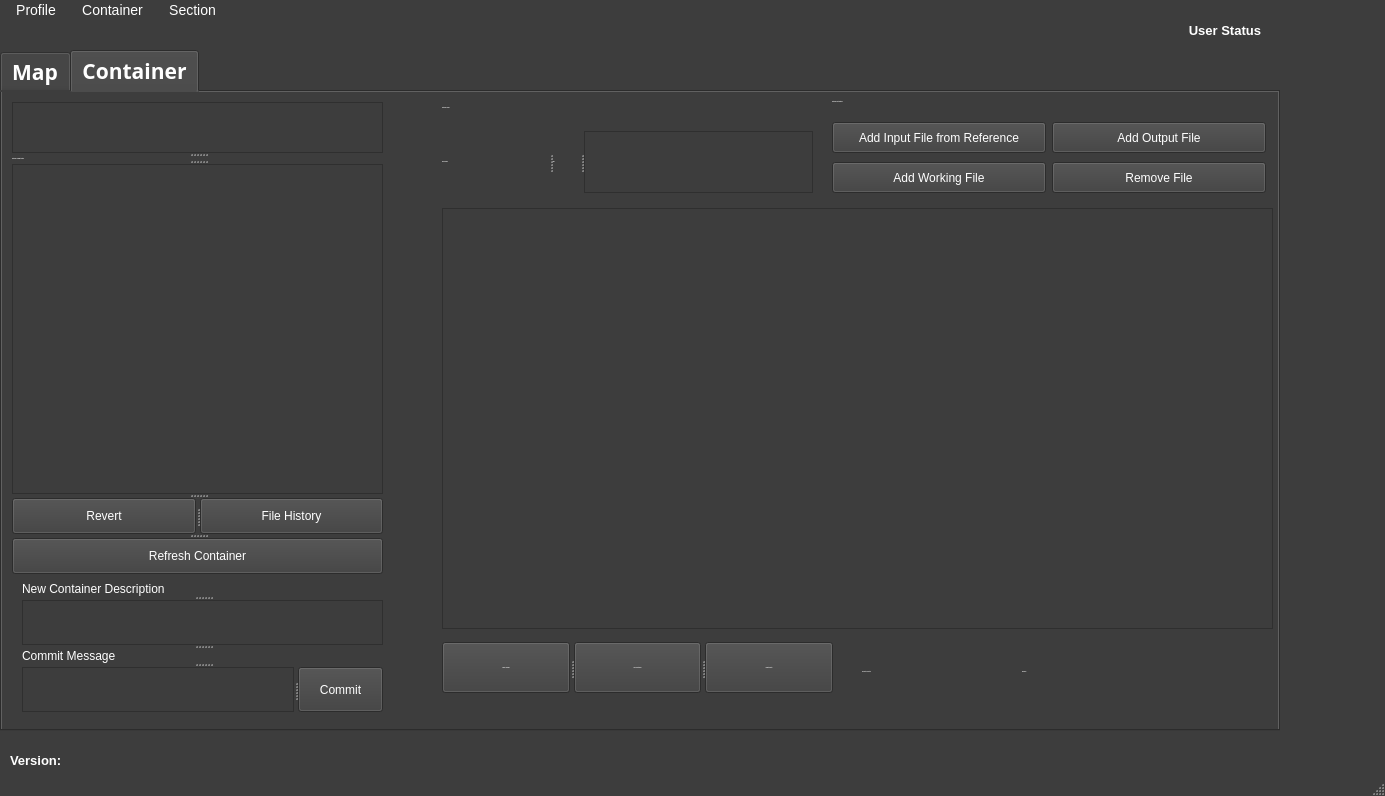
This is Graphics/UI/SagaGui.ui in inexplicable01/saga as Qt 5 draws it before an edit. The edited form follows.
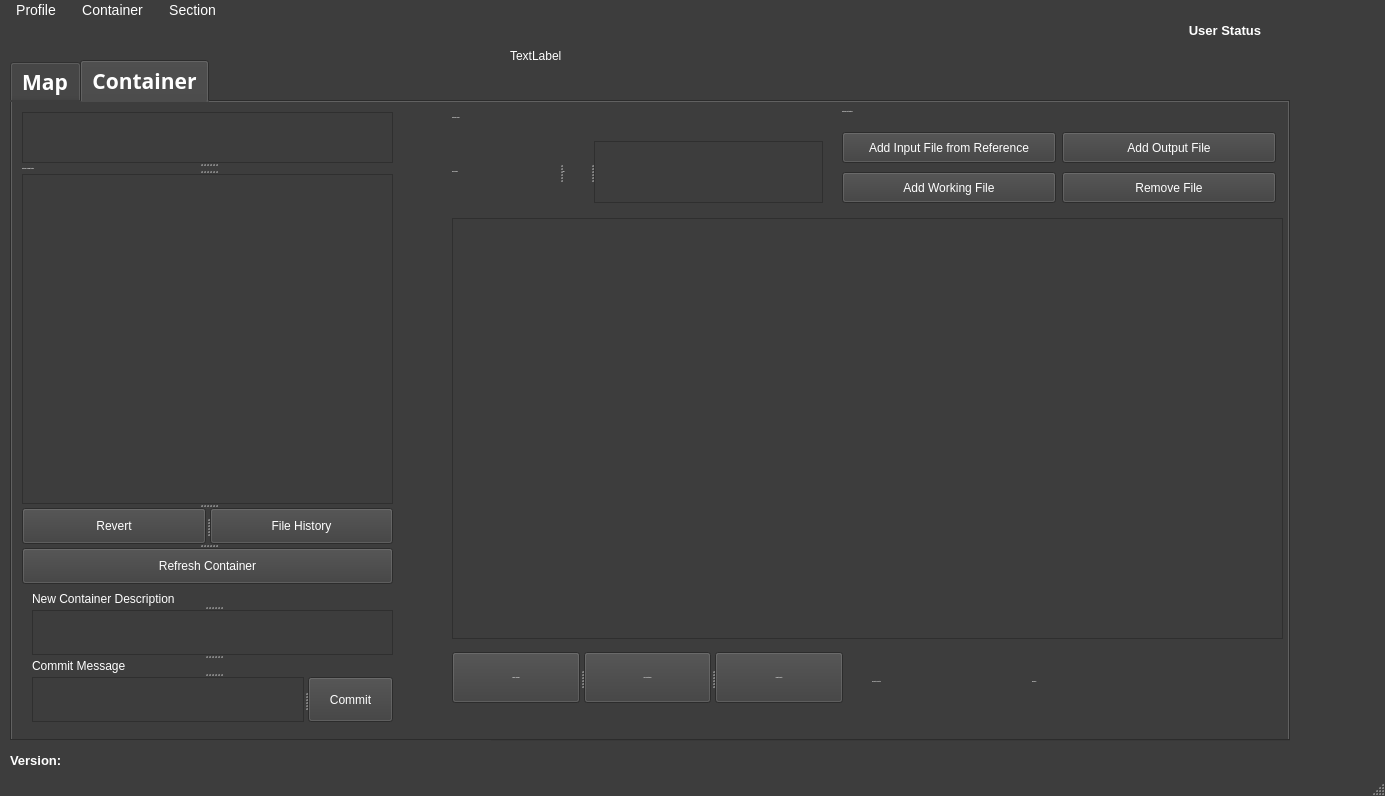
This is the edited form. Icons and pictures are not drawn.

Patch:
```diff
--- a/Graphics/UI/SagaGui.ui
+++ b/Graphics/UI/SagaGui.ui
@@ -121,8 +121,8 @@
    <widget class="QTabWidget" name="tabWidget">
     <property name="geometry">
      <rect>
-      <x>0</x>
-      <y>30</y>
+      <x>10</x>
+      <y>40</y>
       <width>1280</width>
       <height>681</height>
      </rect>
@@ -805,7 +805,7 @@
       <property name="maximumSize">
        <size>
         <width>431</width>
-        <height>161</height>
+        <height>164</height>
        </size>
       </property>
       <property name="orientation">
@@ -1190,6 +1190,19 @@
      <set>Qt::AlignLeading|Qt::AlignLeft|Qt::AlignVCenter</set>
     </property>
    </widget>
+   <widget class="QLabel" name="sourcefolderlbl">
+    <property name="geometry">
+     <rect>
+      <x>510</x>
+      <y>20</y>
+      <width>281</width>
+      <height>31</height>
+     </rect>
+    </property>
+    <property name="text">
+     <string>TextLabel</string>
+    </property>
+   </widget>
   </widget>
   <widget class="QMenuBar" name="menubar">
    <property name="geometry">
```
